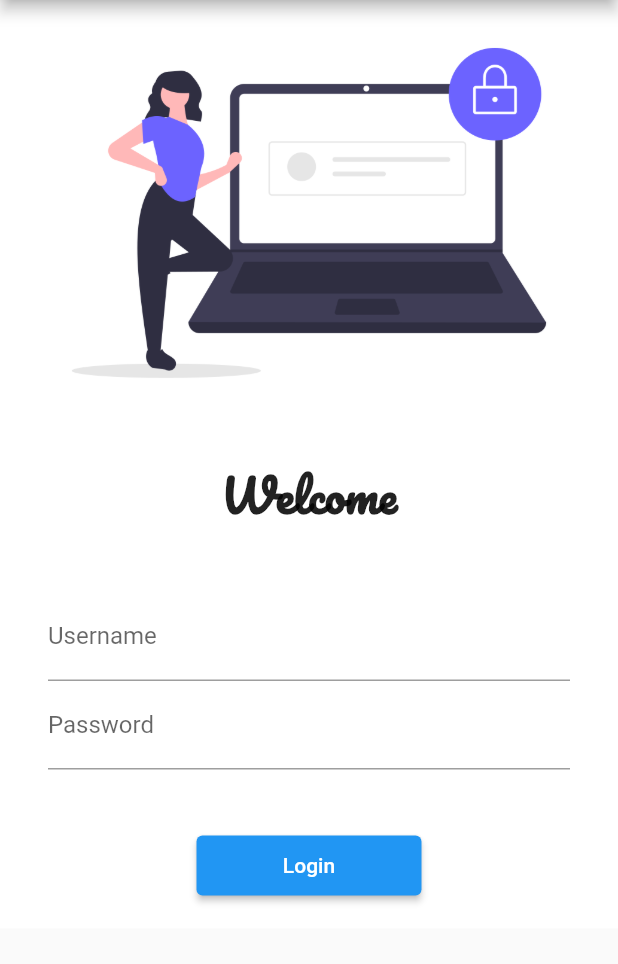
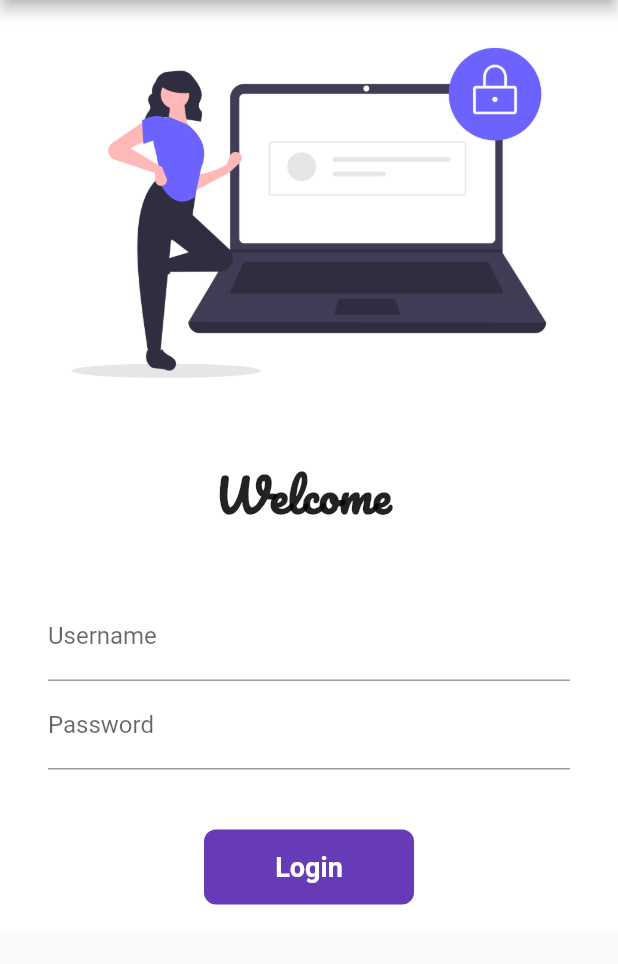
Before and after one commit to Riturajexe/Flutter-Course, a Flutter app: the screen it shows after launch, on a phone screen of 412 x 824 dp, the part 84-1048 px from its top. Run offline on Flutter 3.47's test engine with Material 2 defaults, Android fonts, the phone set to English and light mode, and no system bars; our stand-ins replace google_fonts.

Commit message:
Day_6 completed

```diff
--- a/lib/pages/login_page.dart
+++ b/lib/pages/login_page.dart
@@ -2,85 +2,102 @@ import 'package:flutter/material.dart';
 import 'package:flutter_course/utils/routes.dart';
 import 'package:google_fonts/google_fonts.dart';
 
+class LoginPage extends StatefulWidget {
+  const LoginPage({Key? key}) : super(key: key);
 
+  @override
+  State<LoginPage> createState() => _LoginPageState();
+}
 
-class LoginPage extends StatelessWidget {
-  const LoginPage({ Key? key }) : super(key: key);
-
+class _LoginPageState extends State<LoginPage> {
+  String name = "";
+  bool changeButton = false;
   @override
   Widget build(BuildContext context) {
     return MaterialApp(
-
         home: Scaffold(
-
-        appBar: AppBar(title: Text('Scaffold app'),),
-
-
-        body:Material(
-          color:Colors.white,
+            appBar: AppBar(
+              title: Text('Scaffold app'),
+            ),
+            body: Material(
+              color: Colors.white,
               child: SingleChildScrollView(
                   child: Column(
-            children:[
-              Image.asset('assets/images/lo.png',fit:BoxFit.cover),
-              SizedBox(
-                height:20.0
-              ),
-              Text('Welcome',style:GoogleFonts.pacifico(textStyle:TextStyle(
-                fontSize:30,
-                fontWeight:FontWeight.bold,
-
+                children: [
+                  Image.asset('assets/images/lo.png', fit: BoxFit.cover),
+                  SizedBox(height: 20.0),
+                  Text(
+                    'Welcome $name',
+                    style: GoogleFonts.pacifico(
+                      textStyle: TextStyle(
+                        fontSize: 30,
+                        fontWeight: FontWeight.bold,
                       ),
                     ),
                   ),
-              SizedBox(
-                height:20.0
+                  SizedBox(height: 20.0),
+                  Padding(
+                      padding: const EdgeInsets.symmetric(
+                          vertical: 18.0, horizontal: 32.0),
+                      child: Column(
+                        children: [
+                          TextFormField(
+                            onChanged: (value) {
+                              name = value;
+                              setState(() {});
+                            },
+                            decoration: InputDecoration(
+                                hintText: "Enter Username",
+                                labelText: "Username"),
                           ),
-
-              Padding(
-                padding: const EdgeInsets.symmetric(vertical:18.0,horizontal:32.0),
-                child: Column(
-                  children:[
-                    TextFormField(
-                  decoration:InputDecoration(
-                    hintText:"Enter Username",
-                    labelText:"Username"
-                  ),),
-
-
-
                           TextFormField(
                             obscureText: true,
-                  decoration:InputDecoration(
-                    hintText:"Enter Password",
-                    labelText:"Password",
+                            decoration: InputDecoration(
+                              hintText: "Enter Password",
+                              labelText: "Password",
                             ),
                           ),
-                  SizedBox(
-                height:40.0
+                          SizedBox(height: 40.0),
+                          InkWell(
+                            onTap: () async {
+                              setState(() {
+                                changeButton = true;
+                              });
+
+                              await Future.delayed(Duration(seconds:1));
+                              Navigator.pushNamed(context, MyRoutes.homeRoute);
+                            },
+                            child: AnimatedContainer(
+                              duration: Duration(seconds: 1),
+                              height: 50, width: changeButton?50:140,
+                              alignment:Alignment.center,
+                              decoration: BoxDecoration(
+
+                                //shape:changeButton?BoxShape.circle:BoxShape.rectangle,
+                                color: Colors.deepPurple,
+                                borderRadius: BorderRadius.circular(changeButton ? 50 : 8)
                               ),
-              ElevatedButton(
-                    child:Text("Login"),
-                    onPressed: (){
-                      Navigator.pushNamed(context,MyRoutes.homeRoute);
-                    },
-                    style:TextButton.styleFrom(
-                      minimumSize:Size(150,40),
-                    ),
-                  ),
-                  ]
+                              child: changeButton?Icon(Icons.done):Text("Login",
+                                  style: TextStyle(
+                                      color: Colors.white,
+                                      fontWeight: FontWeight.bold,
+                                      fontSize: 18,
+                                      )),
+                              // ElevatedButton(
+                              //   child: Text("Login"),
+                              //   onPressed: () {
+                              //     Navigator.pushNamed(context, MyRoutes.homeRoute);
+                              //   },
+                              //   style: TextButton.styleFrom(
+                              //     minimumSize: Size(150, 40),
+                              //   ),
+                              // ),
                             ),
                           )
-
-
-
-
-
                         ],
-          ),
-        )
-      ),
-
-      )
-    );
+                      )),
+                ],
+              )),
+            )));
   }
 }
```
Lines whose indentation alone changed are shown as unchanged.
